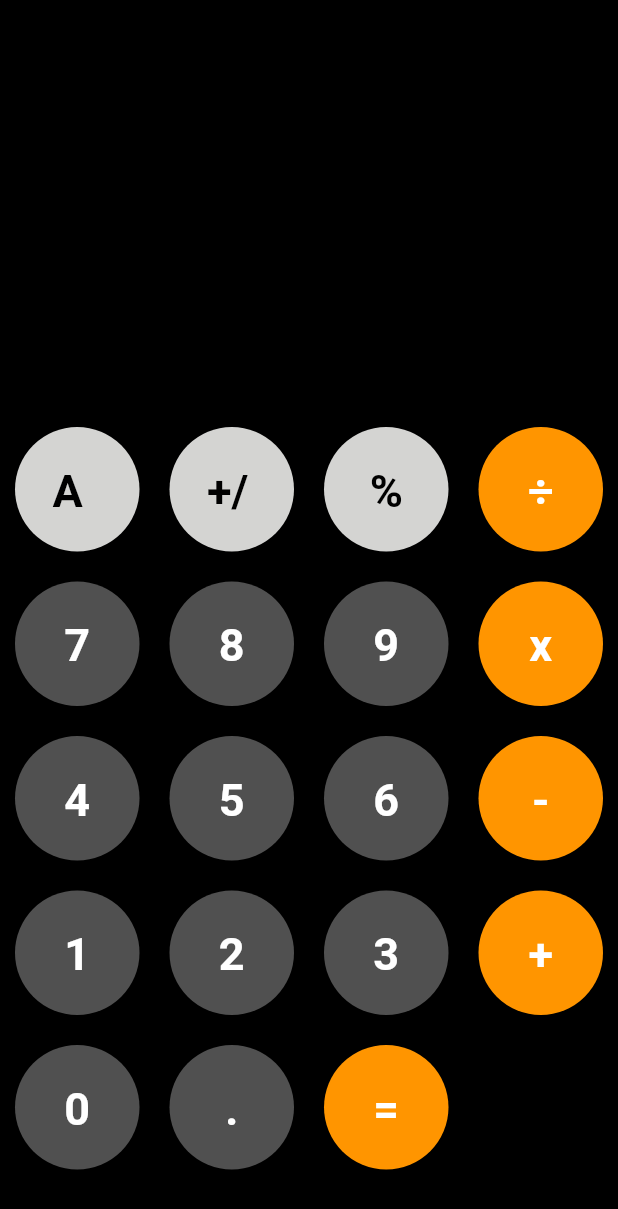
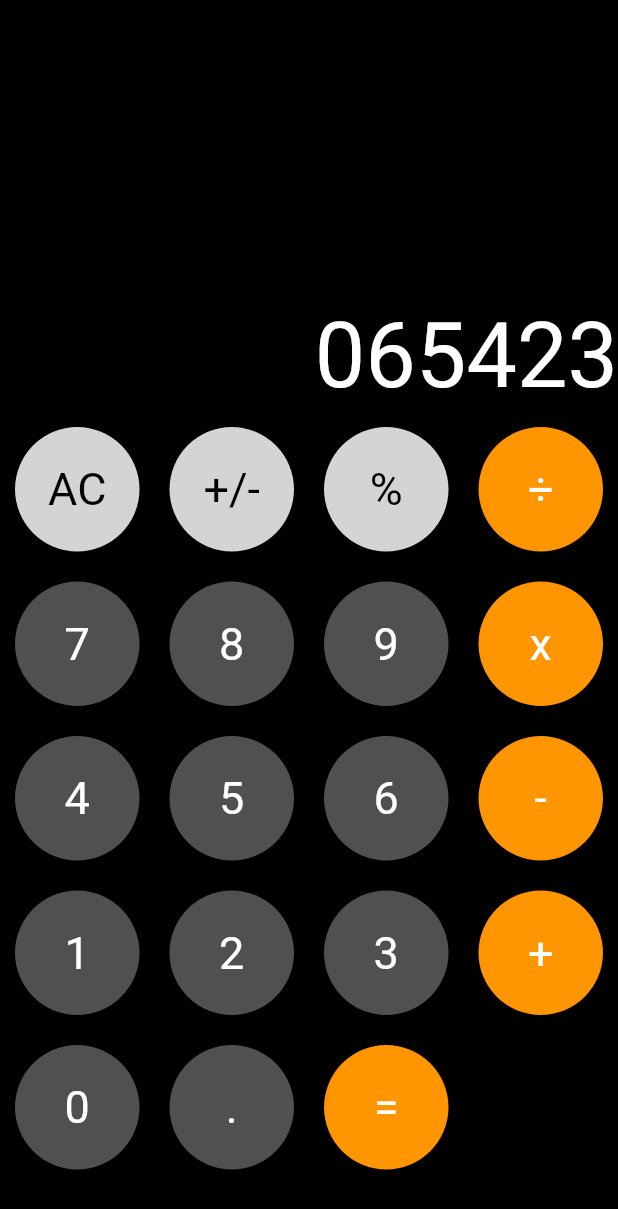
Before and after one commit to selimokten/calculator, a Flutter app: the screen it shows after launch, on a phone screen of 412 x 824 dp. Shown: the top 1209 px of the screen. Run offline on Flutter 3.47's test engine with Material 2 defaults, Android fonts, the phone set to English and light mode, and no system bars.

Commit message:
Files Upload

```diff
--- a/lib/components/my_button.dart
+++ b/lib/components/my_button.dart
@@ -9,10 +9,9 @@ class MyButton extends StatelessWidget {
 
   @override
   Widget build(BuildContext context) {
-    return Expanded(
-      child: Container(
+    return Container(
       margin: EdgeInsets.all(10),
-        padding: EdgeInsets.all(25),
+      padding: EdgeInsets.all(15),
       decoration: BoxDecoration(
         shape: BoxShape.circle,
         color: color,
@@ -23,7 +22,6 @@ class MyButton extends StatelessWidget {
           style: style,
         ),
       ),
-      ),
     );
   }
 }
--- a/lib/constants.dart
+++ b/lib/constants.dart
@@ -29,12 +29,15 @@ final ButtonStyle kOptionsButtonStyle = TextButton.styleFrom(
 
 final TextStyle kTextStyle = TextStyle(
   fontSize: 30.0,
-  fontWeight: FontWeight.bold,
+  color: Colors.white,
+);
+
+final TextStyle kAnswerTextStyle = TextStyle(
+  fontSize: 60.0,
   color: Colors.white,
 );
 
 final TextStyle kUpButtonsStyle = TextStyle(
   fontSize: 30.0,
-  fontWeight: FontWeight.bold,
   color: Colors.black,
 );
--- a/lib/main.dart
+++ b/lib/main.dart
@@ -57,7 +57,11 @@ class _MyCalculatorState extends State<MyCalculator> {
       body: Column(
         children: [
           Expanded(
-            child: Container(),
+            child: Container(
+              alignment: Alignment.centerRight,
+              padding: EdgeInsets.only(top: 200.0),
+              child: Text('065423', style: kAnswerTextStyle,),
+            ),
           ),
           Expanded(
             flex: 2,
```
Lines whose indentation alone changed are shown as unchanged.
